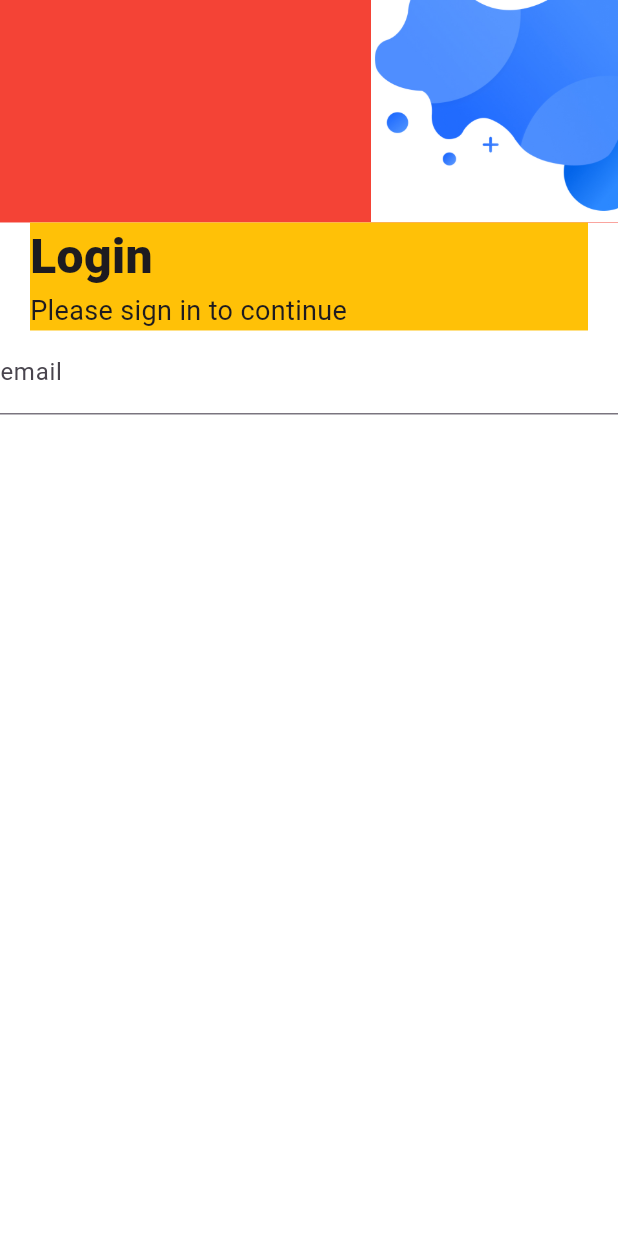
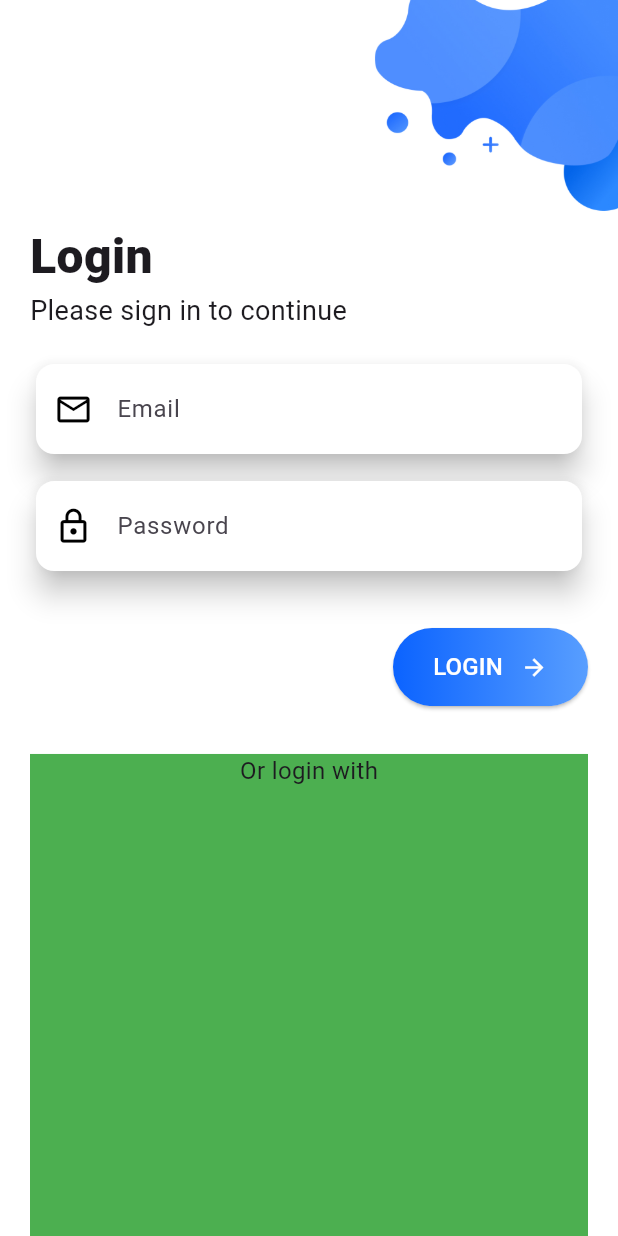
Before and after one commit to CodeCrypt05/Flutter-Dart-Fun-Challenge, a Flutter app: the screen it shows after launch, on a phone screen of 412 x 824 dp. Run offline on Flutter 3.47's test engine with Material 2 defaults, Android fonts, the phone set to English and light mode, and no system bars; our stand-ins replace google_fonts, hexcolor.

Commit message:
basic changes in login screen

```diff
--- a/lib/main.dart
+++ b/lib/main.dart
@@ -12,6 +12,7 @@ class MyApp extends StatelessWidget {
   @override
   Widget build(BuildContext context) {
     return MaterialApp(
+      debugShowCheckedModeBanner: false,
       title: 'Flutter Demo',
       theme: ThemeData(
         colorScheme: ColorScheme.fromSeed(seedColor: Colors.deepPurple),
--- a/lib/pages/login_screen.dart
+++ b/lib/pages/login_screen.dart
@@ -1,6 +1,9 @@
+import 'dart:ui';
+
 import 'package:flutter/material.dart';
 import 'package:flutter_dart_fun_challange/utility/constants.dart';
 import 'package:google_fonts/google_fonts.dart';
+import 'package:hexcolor/hexcolor.dart';
 
 class LoginScreen extends StatefulWidget {
   LoginScreen({super.key});
@@ -10,15 +13,17 @@ class LoginScreen extends StatefulWidget {
 }
 
 class _LoginScreenState extends State<LoginScreen> {
-  bool _isFocused = false;
+  final GlobalKey<ScaffoldState> _scaffoldKey = GlobalKey<ScaffoldState>();
   final TextEditingController _textEditingController = TextEditingController();
 
   @override
   Widget build(BuildContext context) {
     h = MediaQuery.of(context).size.height;
     w = MediaQuery.of(context).size.width;
+
     return SafeArea(
       child: Scaffold(
+        resizeToAvoidBottomInset: false,
         body: Container(
           color: Colors.white,
           child: Column(
@@ -26,6 +31,7 @@ class _LoginScreenState extends State<LoginScreen> {
               buildDesign(),
               buildLoginText(),
               buildFields(context),
+              buildOrLoginWith(),
             ],
           ),
         ),
@@ -36,7 +42,7 @@ class _LoginScreenState extends State<LoginScreen> {
   // Top Bubble Image design
   Widget buildDesign() {
     return Container(
-      color: Colors.red,
+      // color: Colors.red,
       height: h! * 0.18,
       alignment: Alignment.topRight,
       child: Image.asset(
@@ -49,8 +55,9 @@ class _LoginScreenState extends State<LoginScreen> {
   Widget buildLoginText() {
     return Container(
       width: double.infinity,
+      height: w! * 0.20,
       margin: EdgeInsets.only(left: 20, right: 20),
-      color: Colors.amber,
+      // color: Colors.amber,
       child: Column(
         mainAxisAlignment: MainAxisAlignment.start,
         crossAxisAlignment: CrossAxisAlignment.start,
@@ -75,15 +82,156 @@ class _LoginScreenState extends State<LoginScreen> {
   }
 
   Widget buildFields(BuildContext context) {
-    return Column(
-      children: [
-        TextFormField(
-          decoration: InputDecoration(
-            labelText: 'email',
+    return Container(
+      margin: EdgeInsets.only(left: 20, right: 20),
+      width: double.infinity,
+      height: w! * 0.66,
+      // color: Colors.pink,
+      child: Form(
+        // key: formKey,
+        child: Column(
+          children: [
+            SizedBox(
+              height: 8,
+            ),
+            Card(
+              elevation: 8,
+              color: Colors.white,
+              child: Container(
+                padding: const EdgeInsets.only(left: 12, right: 12),
+                child: Row(
+                  mainAxisAlignment: MainAxisAlignment.spaceEvenly,
+                  children: [
+                    Container(
+                      // padding: const EdgeInsets.only(top: 18),
+                      child: Icon(
+                        Icons.mail_outline,
+                        color: Colors.black,
+                        size: 26,
+                      ),
+                    ),
+                    Expanded(
+                      child: Container(
+                        // color: Colors.amber,
+                        padding: const EdgeInsets.only(left: 16, top: 6),
+                        height: 60,
+                        child: TextField(
+                            decoration: InputDecoration(
+                                hintText: 'Email', border: InputBorder.none)),
+                      ),
+                    )
+                  ],
+                ),
+              ),
+            ),
+            SizedBox(
+              height: 10,
+            ),
+            Card(
+              elevation: 8,
+              color: Colors.white,
+              child: Container(
+                padding: const EdgeInsets.only(left: 12, right: 12),
+                child: Row(
+                  mainAxisAlignment: MainAxisAlignment.spaceEvenly,
+                  children: [
+                    Container(
+                      // padding: const EdgeInsets.only(top: 18),
+                      child: Icon(
+                        Icons.lock_outline,
+                        color: Colors.black,
+                        size: 26,
+                      ),
+                    ),
+                    Expanded(
+                      child: Container(
+                        // color: Colors.amber,
+                        padding: const EdgeInsets.only(left: 16, top: 6),
+                        height: 60,
+                        child: TextField(
+                          decoration: InputDecoration(
+                              hintText: 'Password', border: InputBorder.none),
+                        ),
+                      ),
+                    )
+                  ],
+                ),
+              ),
+            ),
+            SizedBox(
+              height: 20,
+            ),
+            Container(
+              height: 80,
+              width: double.infinity,
+              // color: Colors.amber,
+              child: Row(
+                mainAxisAlignment: MainAxisAlignment.end,
+                children: [
+                  ElevatedButton(
+                    onPressed: () {},
+                    style: ElevatedButton.styleFrom(
+                        padding: const EdgeInsets.all(0),
+                        shape: RoundedRectangleBorder(
+                            borderRadius: BorderRadius.circular(30))),
+                    child: Ink(
+                      decoration: BoxDecoration(
+                          gradient: LinearGradient(
+                            colors: [HexColor('#0B63FF'), HexColor('#589EFF')],
+                          ),
+                          borderRadius: BorderRadius.circular(30)),
+                      child: Container(
+                        width: 130,
+                        height: 52,
+                        padding: const EdgeInsets.only(left: 12, right: 12),
+                        alignment: Alignment.center,
+                        child: const Row(
+                          mainAxisAlignment: MainAxisAlignment.center,
+                          children: [
+                            Text(
+                              'LOGIN',
+                              style: TextStyle(
+                                color: Colors.white,
+                                fontSize: 16,
+                              ),
+                            ),
+                            SizedBox(
+                              width: 12,
+                            ),
+                            Icon(
+                              Icons.arrow_forward,
+                              color: Colors.white,
+                            ),
+                          ],
+                        ),
+                      ),
+                    ),
+                  )
+                ],
+              ),
+            ),
+          ],
+        ),
+      ),
+    );
+  }
+
+  Widget buildOrLoginWith() {
+    return Container(
+      color: Colors.green,
+      margin: EdgeInsets.only(left: 20, right: 20),
+      width: double.infinity,
+      height: w! * 0.86,
+      child: Column(
+        children: [
+          Text(
+            'Or login with',
+            style: GoogleFonts.roboto(
+              fontSize: 16,
+            ),
           ),
-        )
-        // ),
-      ],
+        ],
+      ),
     );
   }
 }
--- a/pubspec.yaml
+++ b/pubspec.yaml
@@ -21,6 +21,7 @@ dependencies:
   cupertino_icons: ^1.0.2
   google_fonts: ^6.1.0
   flutter_svg: ^2.0.9
+  hexcolor: ^3.0.1
 
 dev_dependencies:
   flutter_test:
```
Also changed, not shown: pubspec.lock.
